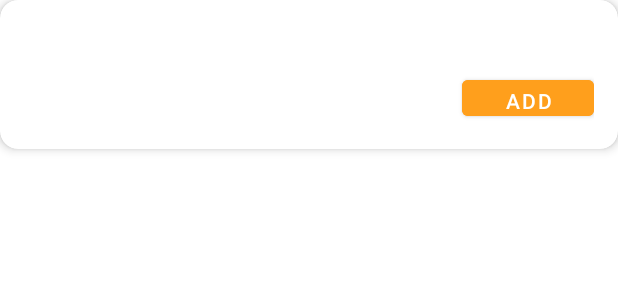
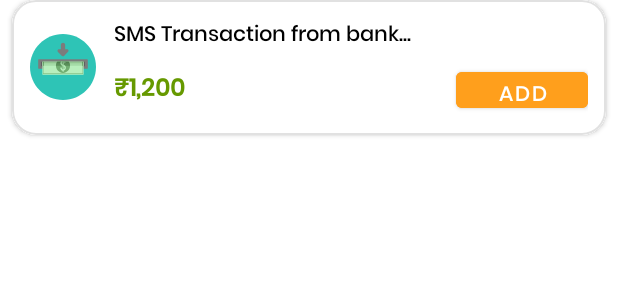
Before and after one commit to Venkatesh-Ankola/CentSible-AI, an Android app: the layout item_sms.xml on its own in the app's theme, with its tools: preview values and no code run, on a phone screen of 412 x 824 dp. Shown: the top 300 px of the screen. Run offline under Robolectric (Android 15) with nearby library versions, the phone set to English and light mode, and no system bars.

Commit message:
SMS looks

```diff
--- a/app/src/main/java/com/myapp/centsibleai/SmsAdapter.kt
+++ b/app/src/main/java/com/myapp/centsibleai/SmsAdapter.kt
@@ -4,6 +4,7 @@ import android.view.LayoutInflater
 import android.view.View
 import android.view.ViewGroup
 import android.widget.Button
+import android.widget.ImageView
 import android.widget.TextView
 import androidx.recyclerview.widget.RecyclerView
 import com.myapp.centsibleai.R
@@ -17,6 +18,8 @@ class SmsAdapter(
         val bodyText: TextView = itemView.findViewById(R.id.smsBody)
         val amountText: TextView = itemView.findViewById(R.id.smsAmount)
         val addButton: Button = itemView.findViewById(R.id.addBtn)
+        val typeIcon: View = itemView.findViewById(R.id.typeIcon) // ImageView for icon
+//        val typeLabel: TextView = itemView.findViewById(R.id.smsTypeLabel) // TextView for Income/Expense
     }
 
     override fun onCreateViewHolder(parent: ViewGroup, viewType: Int): SmsViewHolder {
@@ -26,12 +29,24 @@ class SmsAdapter(
 
     override fun onBindViewHolder(holder: SmsViewHolder, position: Int) {
         val sms = items[position]
+
         holder.bodyText.text = sms.body
         holder.amountText.text = "₹${sms.amount}"
+
+        // Set the dynamic icon for type
+        (holder.typeIcon as? ImageView)?.setImageResource(
+            if (sms.type == 0) R.drawable.ic_moneyin_svgrepo_com
+            else R.drawable.ic_moneyout_svgrepo_com
+        )
+
+        // Optional: update the label if you're using it
+
         holder.addButton.setOnClickListener {
             onAddClick(sms)
         }
     }
 
+
+
     override fun getItemCount() = items.size
 }
--- a/app/src/main/java/com/myapp/centsibleai/SmsModel.kt
+++ b/app/src/main/java/com/myapp/centsibleai/SmsModel.kt
@@ -4,5 +4,6 @@ data class SmsModel(
     val sender: String,
     val body: String,
     val amount: Double,
-    val date: Long
+    val date: Long,
+    val type: Int
 )
--- a/app/src/main/res/layout/dialog_add_sms.xml
+++ b/app/src/main/res/layout/dialog_add_sms.xml
@@ -81,6 +81,25 @@
                 android:textColor="@color/black"/>
         </com.google.android.material.textfield.TextInputLayout>
 
+        <com.google.android.material.textfield.TextInputLayout
+            style="@style/Widget.MaterialComponents.TextInputLayout.OutlinedBox.ExposedDropdownMenu"
+            android:layout_width="match_parent"
+            android:layout_height="wrap_content"
+            android:layout_marginTop="16dp">
+
+            <AutoCompleteTextView
+                android:id="@+id/dialogType"
+                android:layout_width="match_parent"
+                android:layout_height="wrap_content"
+                android:hint="Type (Income or Expense)"
+                android:inputType="none"
+                android:focusable="true"
+                android:clickable="true"
+                android:textColor="@color/black"/>
+        </com.google.android.material.textfield.TextInputLayout>
+
+
+
         <Button
             android:id="@+id/dialogAddButton"
             android:layout_width="wrap_content"
--- a/app/src/main/res/layout/item_sms.xml
+++ b/app/src/main/res/layout/item_sms.xml
@@ -1,35 +1,59 @@
-<androidx.cardview.widget.CardView xmlns:android="http://schemas.android.com/apk/res/android"
-    xmlns:card_view="http://schemas.android.com/apk/res-auto"
+<?xml version="1.0" encoding="utf-8"?>
+<com.google.android.material.card.MaterialCardView xmlns:android="http://schemas.android.com/apk/res/android"
+    xmlns:app="http://schemas.android.com/apk/res-auto"
     android:layout_width="match_parent"
     android:layout_height="wrap_content"
+    android:layout_marginHorizontal="8dp"
     android:layout_marginBottom="12dp"
-    card_view:cardCornerRadius="12dp"
-    card_view:cardElevation="4dp"
-    card_view:cardBackgroundColor="@android:color/white">
+    app:cardCornerRadius="16dp"
+    app:cardElevation="2dp"
+    app:strokeColor="#E1E1E1"
+    app:strokeWidth="1dp"
+    android:backgroundTint="@android:color/white">
 
     <LinearLayout
-        android:orientation="vertical"
         android:layout_width="match_parent"
+        android:layout_height="match_parent"
+        android:orientation="horizontal"
+        android:padding="12dp"
+        android:gravity="center_vertical"
+        android:background="@android:color/white">
+
+        <!-- Left Icon -->
+        <ImageView
+            android:id="@+id/typeIcon"
+            android:layout_width="44dp"
+            android:layout_height="44dp"
+            android:src="@drawable/ic_moneyin_svgrepo_com"
+            android:layout_marginEnd="12dp"
+            android:contentDescription="Transaction Type Icon" />
+
+        <!-- Right Content -->
+        <LinearLayout
+            android:layout_width="0dp"
             android:layout_height="wrap_content"
-        android:padding="16dp">
+            android:layout_weight="1"
+            android:orientation="vertical">
 
             <!-- SMS Body -->
             <TextView
                 android:id="@+id/smsBody"
                 android:layout_width="match_parent"
                 android:layout_height="wrap_content"
+                android:text="SMS Transaction from bank..."
                 android:textColor="@android:color/black"
                 android:textSize="14sp"
                 android:lineSpacingExtra="4dp"
-            android:maxLines="5"
-            android:ellipsize="end" />
+                android:maxLines="3"
+                android:ellipsize="end"
+                android:fontFamily="@font/poppinsmedium" />
 
-        <!-- Amount + Button Row -->
+            <!-- Amount and Add Button -->
             <LinearLayout
                 android:layout_width="match_parent"
                 android:layout_height="wrap_content"
                 android:orientation="horizontal"
-            android:layout_marginTop="12dp"
+                android:layout_marginTop="6dp"
                 android:gravity="center_vertical">
 
                 <TextView
@@ -37,9 +61,11 @@
                     android:layout_width="0dp"
                     android:layout_height="wrap_content"
                     android:layout_weight="1"
+                    android:text="₹1,200"
                     android:textStyle="bold"
                     android:textSize="16sp"
-                android:textColor="@android:color/holo_green_dark" />
+                    android:textColor="@android:color/holo_green_dark"
+                    android:fontFamily="@font/poppinsmedium" />
 
                 <Button
                     android:id="@+id/addBtn"
@@ -48,7 +74,9 @@
                     android:text="Add"
                     android:backgroundTint="@color/orangePrimary"
                     android:textColor="@android:color/white"
-                android:textSize="14sp"/>
+                    android:textSize="14sp"
+                    android:fontFamily="@font/poppinsmedium" />
             </LinearLayout>
         </LinearLayout>
-</androidx.cardview.widget.CardView>
+    </LinearLayout>
+</com.google.android.material.card.MaterialCardView>
```
Lines whose indentation alone changed are shown as unchanged.
